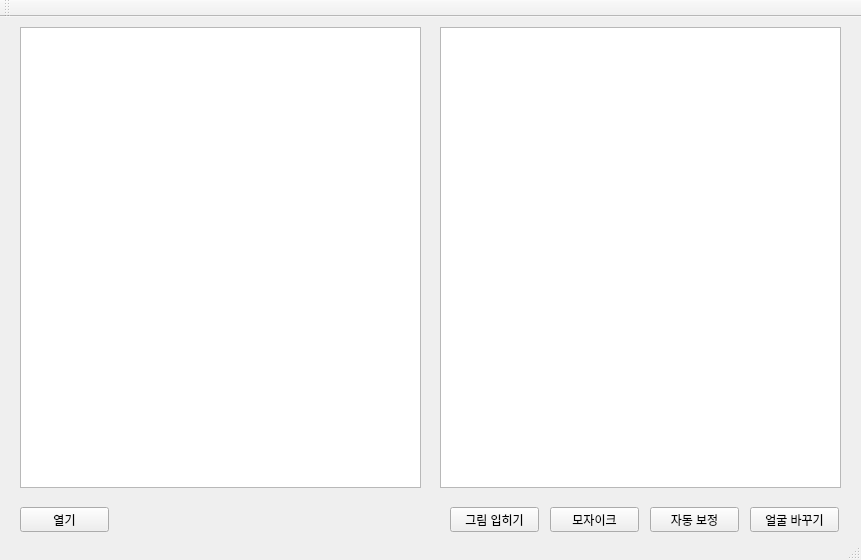
Before: the Qt Designer form mainwindow.ui in OOPTeam11/WONS, drawn with Qt 5.
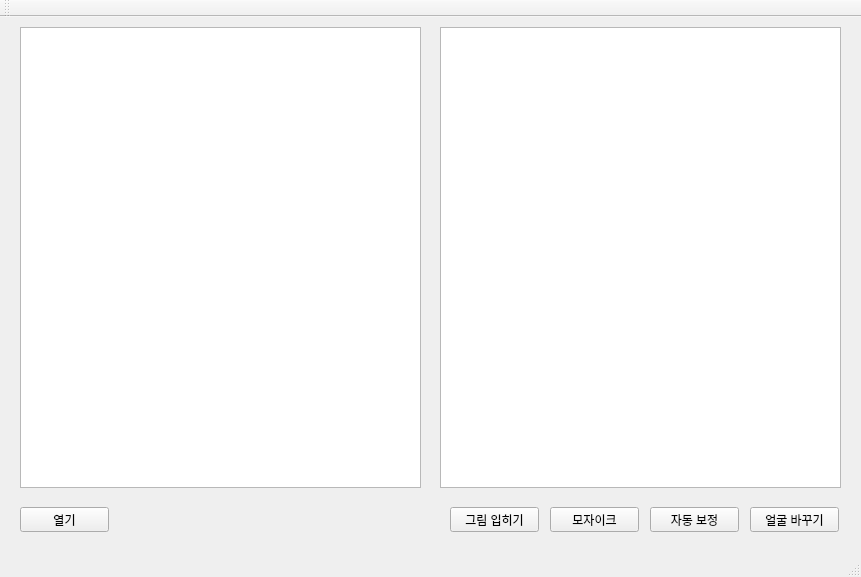
After: the same form once the commit is applied.

The edit to the form file:
```diff
--- a/mainwindow.ui
+++ b/mainwindow.ui
@@ -7,7 +7,7 @@
     <x>0</x>
     <y>0</y>
     <width>861</width>
-    <height>560</height>
+    <height>577</height>
    </rect>
   </property>
   <property name="windowTitle">
```
Left out of the diff: 4 changed lines with no effect on the pictures.
